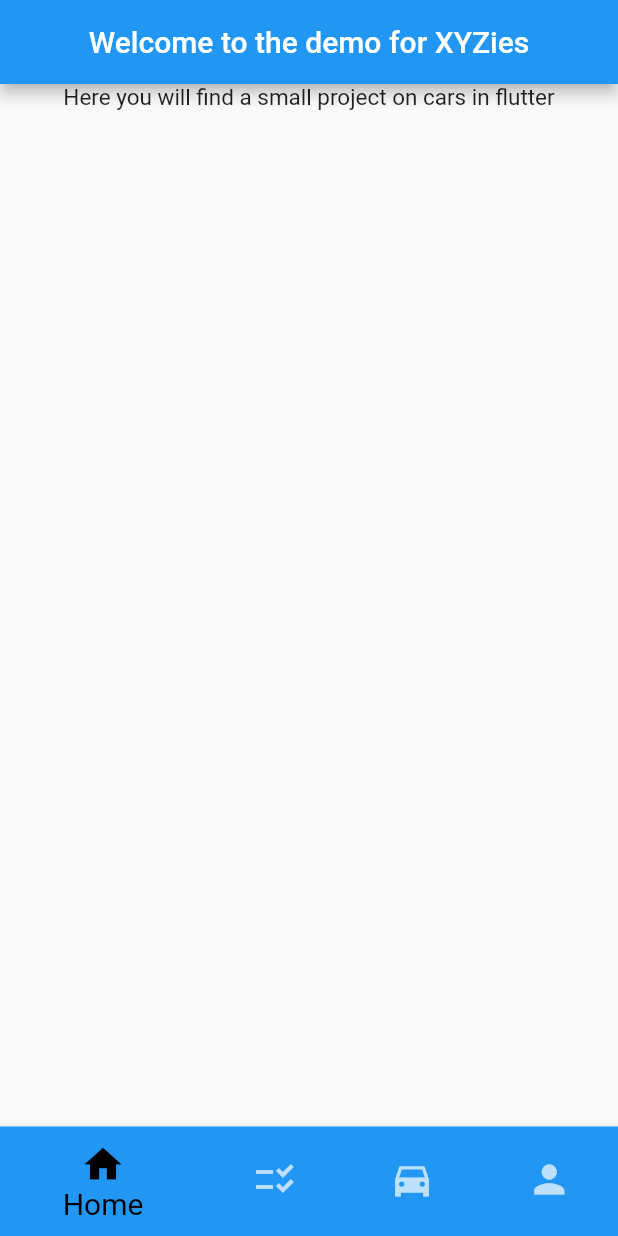
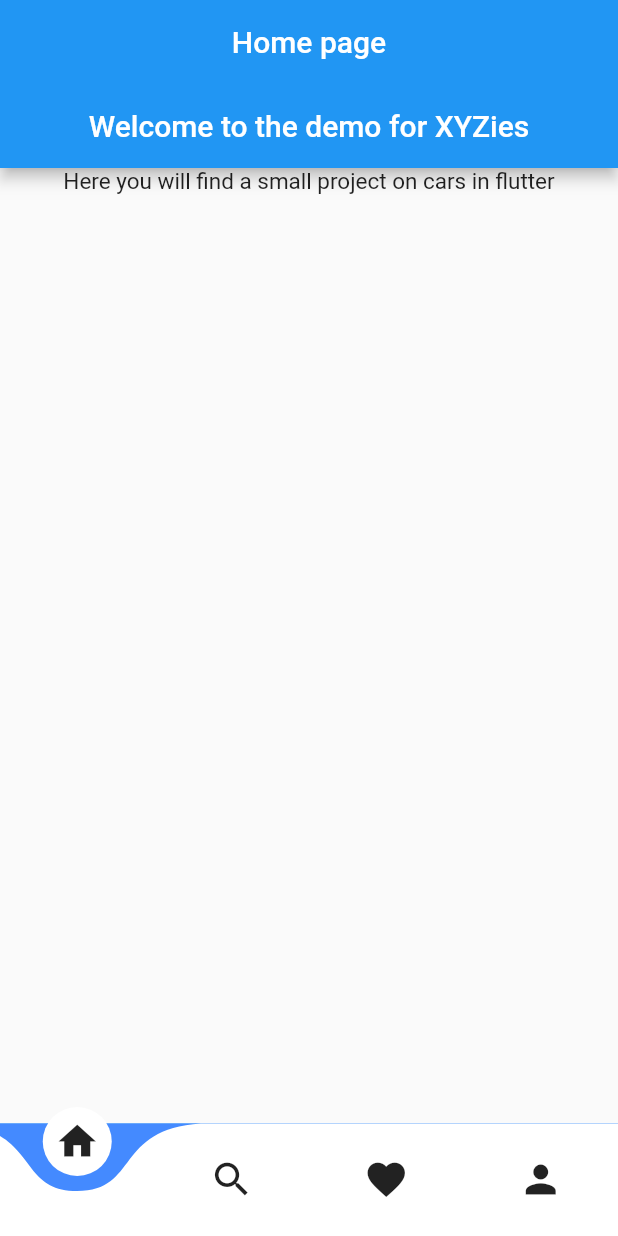
Before and after one commit to Sergioarg/practice_flutter, a Flutter app: the screen it shows after launch, on a phone screen of 412 x 824 dp. Run offline on Flutter 3.47's test engine with Material 2 defaults, Android fonts, the phone set to English and light mode, and no system bars; drawn by our look-alikes of curved_navigation_bar.

Commit message:
Change name of folder and create new nevbar

```diff
--- /dev/null
+++ b/demo_xyzies/lib/App/Pages/app_page.dart
@@ -0,0 +1,53 @@
+import 'package:curved_navigation_bar/curved_navigation_bar.dart';
+import 'package:demo_xyzies/App/Pages/todo_page.dart';
+import 'package:demo_xyzies/App/Pages/car_page.dart';
+import 'package:demo_xyzies/App/Pages/home_page.dart';
+import 'package:demo_xyzies/App/Pages/profile_page.dart';
+import 'package:flutter/material.dart';
+
+class MyAppPage extends StatefulWidget {
+  const MyAppPage({Key? key}) : super(key: key);
+
+  @override
+  State<MyAppPage> createState() => _MyAppPageState();
+}
+
+class _MyAppPageState extends State<MyAppPage> {
+  int selectedIndex = 0;
+
+  final pages = [
+    HomePage(),
+    TodoList(),
+    CarPage(),
+    ProfilePage(),
+  ];
+
+  final items = <Widget>[
+    Icon(Icons.home, size: 30),
+    Icon(Icons.search, size: 30),
+    Icon(Icons.favorite, size: 30),
+    Icon(Icons.person, size: 30),
+  ];
+
+  @override
+  Widget build(BuildContext context) {
+    return Scaffold(
+      body: IndexedStack(
+        index: selectedIndex,
+        children: pages,
+      ),
+      backgroundColor: Colors.blue,
+      appBar: AppBar(
+        title: Text("Home page"),
+        elevation: 0,
+        centerTitle: true,
+      ),
+
+      bottomNavigationBar: CurvedNavigationBar(
+        // items = items,
+        items: items,
+
+      ),
+    );
+  }
+}
--- a/demo_xyzies/lib/App/Screens/app_page.dart
+++ /dev/null
@@ -1,69 +0,0 @@
-import 'package:demo_xyzies/App/Screens/todo_page.dart';
-import 'package:demo_xyzies/App/Screens/car_page.dart';
-import 'package:demo_xyzies/App/Screens/home_page.dart';
-import 'package:demo_xyzies/App/Screens/profile_page.dart';
-import 'package:flutter/material.dart';
-
-class MyAppPage extends StatefulWidget {
-  const MyAppPage({Key? key}) : super(key: key);
-
-  @override
-  State<MyAppPage> createState() => _MyAppPageState();
-}
-
-class _MyAppPageState extends State<MyAppPage> {
-  int selectedIndex = 0;
-
-  final screens =  [
-    HomePage(),
-    TodoList(),
-    CarPage(),
-    ProfilePage(),
-  ];
-
-  @override
-  Widget build(BuildContext context) => Scaffold(
-        // body: screens[selectedIndex],
-        body: IndexedStack(
-          index: selectedIndex,
-          children: screens,
-        ),
-
-        bottomNavigationBar: BottomNavigationBar(
-          // config to get default values
-          // type: BottomNavigationBarType.fixed, // remove the animations
-          backgroundColor: Colors.blue,
-          selectedItemColor: Colors.black,
-          unselectedItemColor: Colors.white70,
-          selectedFontSize: 20,
-          // unselectedFontSize: 20,
-          iconSize: 30,
-          // showUnselectedLabels: false,
-
-          currentIndex: selectedIndex,
-          onTap: (index) => setState(() => selectedIndex = index),
-          items: const [
-            BottomNavigationBarItem(
-              icon: Icon(Icons.home),
-              label: 'Home',
-              backgroundColor: Colors.blue,
-            ),
-            BottomNavigationBarItem(
-              icon: Icon(Icons.checklist_rtl_outlined),
-              label: 'Todo List',
-              backgroundColor: Colors.purpleAccent,
-            ),
-            BottomNavigationBarItem(
-              icon: Icon(Icons.directions_car_sharp),
-              label: 'Car',
-              backgroundColor: Colors.grey,
-            ),
-            BottomNavigationBarItem(
-              icon: Icon(Icons.person),
-              label: 'Profile',
-              backgroundColor: Colors.blue,
-            ),
-          ],
-        ),
-      );
-}
--- a/demo_xyzies/lib/main.dart
+++ b/demo_xyzies/lib/main.dart
@@ -1,4 +1,4 @@
-import 'package:demo_xyzies/App/Screens/app_page.dart';
+import 'package:demo_xyzies/App/Pages/app_page.dart';
 import 'package:flutter/material.dart';
 
 void main() {
--- a/demo_xyzies/pubspec.yaml
+++ b/demo_xyzies/pubspec.yaml
@@ -29,7 +29,7 @@ environment:
 dependencies:
   flutter:
     sdk: flutter
-
+  curved_navigation_bar: ^1.0.1 #latest version
 
   # The following adds the Cupertino Icons font to your application.
   # Use with the CupertinoIcons class for iOS style icons.
```
Also changed, not shown: demo_xyzies/lib/App/Pages/car_page.dart (renamed from demo_xyzies/lib/App/Screens/car_page.dart), demo_xyzies/lib/App/Pages/home_page.dart (renamed from demo_xyzies/lib/App/Screens/home_page.dart), demo_xyzies/lib/App/Pages/profile_page.dart (renamed from demo_xyzies/lib/App/Screens/profile_page.dart), demo_xyzies/lib/App/Pages/todo_page.dart (renamed from demo_xyzies/lib/App/Screens/todo_page.dart), demo_xyzies/pubspec.lock.
